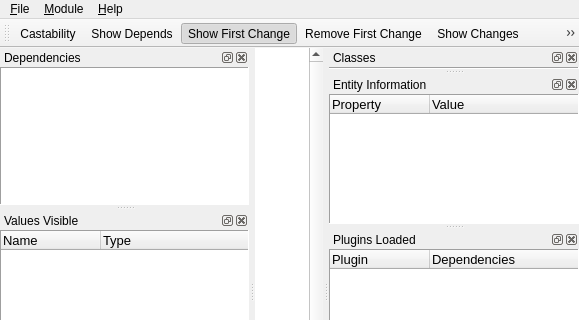
First picture: the form in Editor/MainWindow.ui, repository gavofyork/Martta, before the edit; both pictures show x 0 to 579 and y 0 to 320 of the 579 by 794 pixel window.
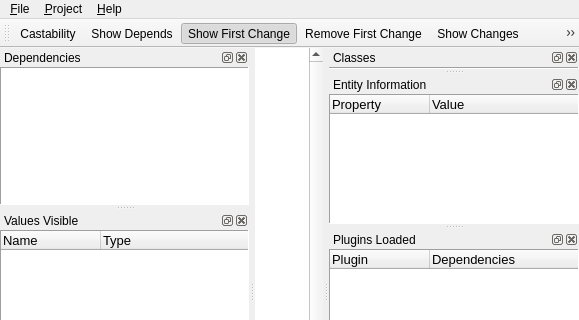
Second picture: the form after the edit. Custom widgets are drawn as their Qt base class.

```diff
--- a/Editor/MainWindow.ui
+++ b/Editor/MainWindow.ui
@@ -221,7 +221,7 @@
    </widget>
    <widget class="QMenu" name="menu_Project_2">
     <property name="title">
-     <string>&amp;Module</string>
+     <string>&amp;Project</string>
     </property>
     <addaction name="actOpenModule"/>
     <addaction name="actSaveModule"/>
```
Left out of the diff: 15 changed lines with no effect on the pictures.
